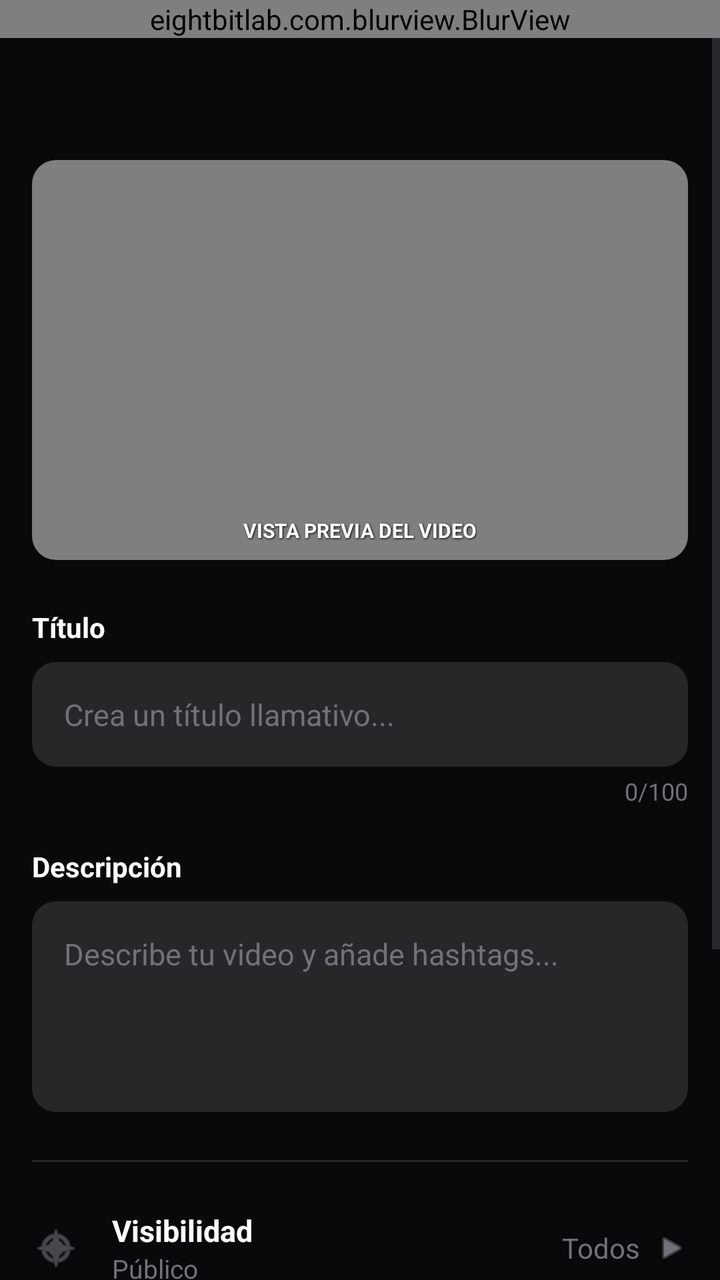
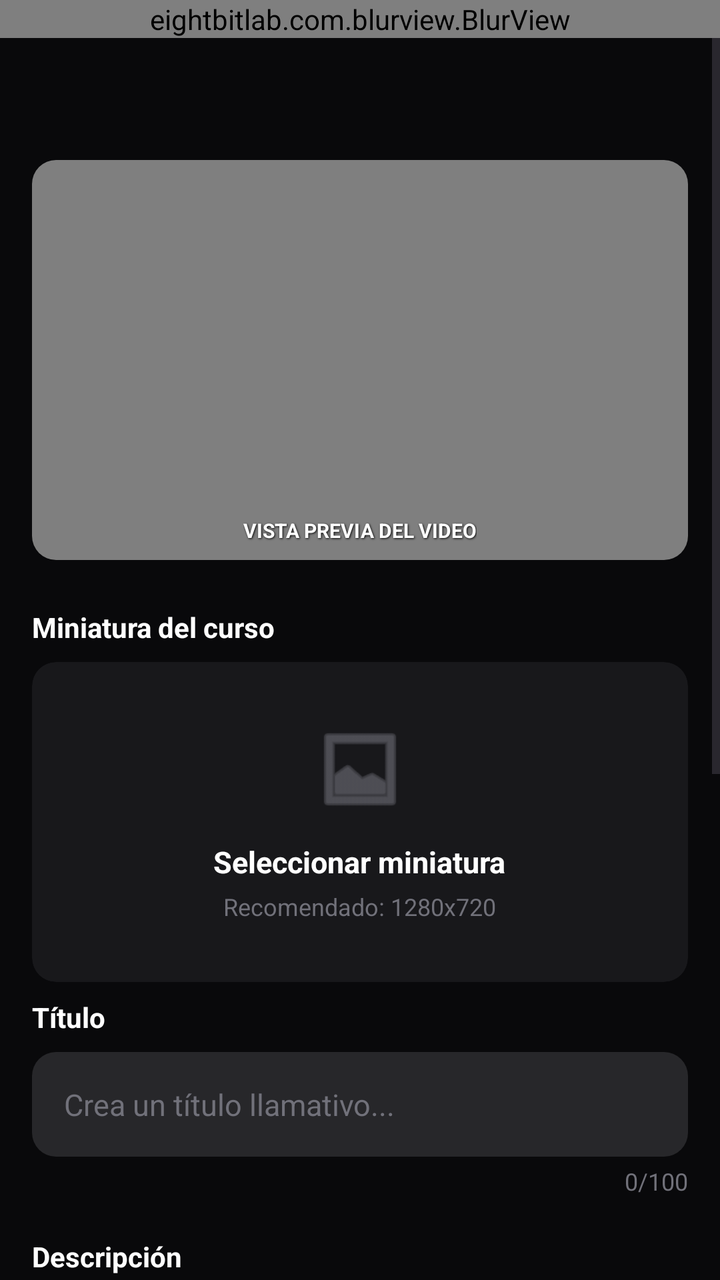

Screens rendered from an Android XML layout before and after an edit, with the pre-edit source and the edit as a unified diff.
<!-- AndroidManifest.xml: application theme Theme.CourseV -->
<!-- res/layout/fragment_video_details.xml -->
<?xml version="1.0" encoding="utf-8"?>
<androidx.constraintlayout.widget.ConstraintLayout xmlns:android="http://schemas.android.com/apk/res/android"
    xmlns:app="http://schemas.android.com/apk/res-auto"
    xmlns:tools="http://schemas.android.com/tools"
    android:layout_width="match_parent"
    android:layout_height="match_parent"
    android:background="#09090b"
    tools:context=".ui.VideoDetailsFragment">

    <ScrollView
        android:layout_width="match_parent"
        android:layout_height="match_parent"
        android:clipToPadding="false"
        app:layout_constraintTop_toTopOf="parent"
        app:layout_constraintBottom_toBottomOf="parent">

        <LinearLayout
            android:layout_width="match_parent"
            android:layout_height="wrap_content"
            android:orientation="vertical"
            android:paddingHorizontal="16dp"
            android:paddingBottom="16dp"
            android:paddingTop="80dp">

            
            <androidx.cardview.widget.CardView
                android:layout_width="match_parent"
                android:layout_height="200dp"
                app:cardCornerRadius="12dp"
                app:cardBackgroundColor="#000000"
                app:cardElevation="0dp"
                android:layout_marginBottom="24dp">
                
                <VideoView
                    android:id="@+id/videoPreview"
                    android:layout_width="match_parent"
                    android:layout_height="match_parent"
                    android:layout_gravity="center" />
                
                <TextView
                    android:layout_width="wrap_content"
                    android:layout_height="wrap_content"
                    android:text="VISTA PREVIA DEL VIDEO"
                    android:textColor="#FFFFFF"
                    android:textSize="10sp"
                    android:textStyle="bold"
                    android:layout_gravity="bottom|center_horizontal"
                    android:layout_marginBottom="8dp"
                    android:shadowColor="#000000"
                    android:shadowDx="1"
                    android:shadowDy="1"
                    android:shadowRadius="2"/>
            </androidx.cardview.widget.CardView>

            
            <TextView
                android:layout_width="wrap_content"
                android:layout_height="wrap_content"
                android:text="Título"
                android:textColor="#FFFFFF"
                android:textSize="14sp"
                android:textStyle="bold"
                android:layout_marginBottom="8dp"/>

            <EditText
                android:id="@+id/titleEditText"
                android:layout_width="match_parent"
                android:layout_height="wrap_content"
                android:background="@drawable/bg_rounded_input"
                android:hint="Crea un título llamativo..."
                android:textColorHint="#71717a"
                android:textColor="#FFFFFF"
                android:padding="16dp"
                android:textSize="15sp"
                android:inputType="textCapSentences"
                android:layout_marginBottom="4dp"/>
            
            <TextView
                android:layout_width="wrap_content"
                android:layout_height="wrap_content"
                android:text="0/100"
                android:textColor="#71717a"
                android:textSize="12sp"
                android:layout_gravity="end"
                android:layout_marginBottom="20dp"/>

            
            <TextView
                android:layout_width="wrap_content"
                android:layout_height="wrap_content"
                android:text="Descripción"
                android:textColor="#FFFFFF"
                android:textSize="14sp"
                android:textStyle="bold"
                android:layout_marginBottom="8dp"/>

            <EditText
                android:id="@+id/descriptionEditText"
                android:layout_width="match_parent"
                android:layout_height="wrap_content"
                android:background="@drawable/bg_rounded_input"
                android:hint="Describe tu video y añade hashtags..."
                android:textColorHint="#71717a"
                android:textColor="#FFFFFF"
                android:padding="16dp"
                android:textSize="15sp"
                android:gravity="top"
                android:minLines="4"
                android:inputType="textMultiLine|textCapSentences"
                android:layout_marginBottom="24dp"/>

            <View
                android:layout_width="match_parent"
                android:layout_height="1dp"
                android:background="#27272a"
                android:layout_marginBottom="24dp"/>

            
            <LinearLayout
                android:layout_width="match_parent"
                android:layout_height="wrap_content"
                android:orientation="horizontal"
                android:gravity="center_vertical"
                android:layout_marginBottom="20dp">
                
                <ImageView
                    android:layout_width="24dp"
                    android:layout_height="24dp"
                    android:src="@android:drawable/ic_menu_compass"
                    app:tint="#71717a"
                    android:layout_marginEnd="16dp"/>
                
                <LinearLayout
                    android:layout_width="0dp"
                    android:layout_height="wrap_content"
                    android:layout_weight="1"
                    android:orientation="vertical">
                    <TextView
                        android:layout_width="wrap_content"
                        android:layout_height="wrap_content"
                        android:text="Visibilidad"
                        android:textColor="#FFFFFF"
                        android:textStyle="bold"
                        android:textSize="15sp"/>
                    <TextView
                        android:layout_width="wrap_content"
                        android:layout_height="wrap_content"
                        android:text="Público"
                        android:textColor="#71717a"
                        android:textSize="13sp"/>
                </LinearLayout>
                
                <TextView
                    android:layout_width="wrap_content"
                    android:layout_height="wrap_content"
                    android:text="Todos"
                    android:textColor="#71717a"
                    android:layout_marginEnd="8dp"/>
                
                <ImageView
                    android:layout_width="16dp"
                    android:layout_height="16dp"
                    android:src="@android:drawable/ic_media_play"
                    android:rotation="0"
                    app:tint="#71717a"/>
            </LinearLayout>

            <LinearLayout
                android:layout_width="match_parent"
                android:layout_height="wrap_content"
                android:orientation="horizontal"
                android:gravity="center_vertical"
                android:layout_marginBottom="32dp">

                <ImageView
                    android:layout_width="24dp"
                    android:layout_height="24dp"
                    android:src="@android:drawable/ic_menu_mylocation"
                    app:tint="#71717a"
                    android:layout_marginEnd="16dp"/>

                <LinearLayout
                    android:layout_width="0dp"
                    android:layout_height="wrap_content"
                    android:layout_weight="1"
                    android:orientation="vertical">
                    <TextView
                        android:layout_width="wrap_content"
                        android:layout_height="wrap_content"
                        android:text="Ubicación"
                        android:textColor="#FFFFFF"
                        android:textStyle="bold"
                        android:textSize="15sp"/>
                    <TextView
                        android:layout_width="wrap_content"
                        android:layout_height="wrap_content"
                        android:text="Sin ubicación"
                        android:textColor="#71717a"
                        android:textSize="13sp"/>
                </LinearLayout>

                <ImageView
                    android:layout_width="16dp"
                    android:layout_height="16dp"
                    android:src="@android:drawable/ic_media_play"
                    app:tint="#71717a"/>
            </LinearLayout>

            
            <TextView
                android:layout_width="wrap_content"
                android:layout_height="wrap_content"
                android:text="Tipo de curso"
                android:textColor="#71717a"
                android:textSize="14sp"
                android:layout_marginBottom="12dp"/>

            <LinearLayout
                android:layout_width="match_parent"
                android:layout_height="wrap_content"
                android:orientation="horizontal"
                android:baselineAligned="false">

                
                <LinearLayout
                    android:id="@+id/optionFree"
                    android:layout_width="0dp"
                    android:layout_height="wrap_content"
                    android:layout_weight="1"
                    android:orientation="vertical"
                    android:gravity="center"
                    android:background="@drawable/bg_rounded_card_selected"
                    android:padding="16dp"
                    android:layout_marginEnd="8dp">
                    
                    <ImageView
                        android:id="@+id/iconFree"
                        android:layout_width="24dp"
                        android:layout_height="24dp"
                        android:src="@android:drawable/ic_menu_view"
                        app:tint="#3b82f6"
                        android:layout_marginBottom="8dp"/>
                    
                    <TextView
                        android:id="@+id/textFree"
                        android:layout_width="wrap_content"
                        android:layout_height="wrap_content"
                        android:text="Gratis"
                        android:textColor="#FFFFFF"
                        android:textStyle="bold"/>
                </LinearLayout>

                
                <LinearLayout
                    android:id="@+id/optionPaid"
                    android:layout_width="0dp"
                    android:layout_height="wrap_content"
                    android:layout_weight="1"
                    android:orientation="vertical"
                    android:gravity="center"
                    android:background="@drawable/bg_rounded_input"
                    android:padding="16dp"
                    android:layout_marginStart="8dp">

                    <ImageView
                        android:id="@+id/iconPaid"
                        android:layout_width="24dp"
                        android:layout_height="24dp"
                        android:src="@android:drawable/ic_menu_manage"
                        app:tint="#71717a"
                        android:layout_marginBottom="8dp"/>

                    <TextView
                        android:id="@+id/textPaid"
                        android:layout_width="wrap_content"
                        android:layout_height="wrap_content"
                        android:text="Pago"
                        android:textColor="#71717a"
                        android:textStyle="bold"/>
                </LinearLayout>

            </LinearLayout>

            
            <LinearLayout
                android:layout_width="match_parent"
                android:layout_height="wrap_content"
                android:orientation="vertical"
                android:gravity="center"
                android:layout_marginTop="16dp"
                android:visibility="gone">

                <ProgressBar
                    android:id="@+id/uploadProgressBar"
                    style="@style/Widget.AppCompat.ProgressBar.Horizontal"
                    android:layout_width="match_parent"
                    android:layout_height="wrap_content"
                    android:indeterminate="true"
                    android:progressTint="#3EA6FF"
                    android:progressBackgroundTint="#27272a"/>

                <TextView
                    android:id="@+id/uploadProgressText"
                    android:layout_width="wrap_content"
                    android:layout_height="wrap_content"
                    android:text="Subiendo..."
                    android:textColor="#71717a"
                    android:textSize="12sp"
                    android:layout_marginTop="8dp"/>

            </LinearLayout>

        </LinearLayout>
    </ScrollView>

    
    <eightbitlab.com.blurview.BlurView
        android:id="@+id/headerLayout"
        android:layout_width="match_parent"
        android:layout_height="wrap_content"
        app:blurOverlayColor="#33000000"
        app:layout_constraintTop_toTopOf="parent">

        <androidx.constraintlayout.widget.ConstraintLayout
            android:layout_width="match_parent"
            android:layout_height="wrap_content"
            android:paddingHorizontal="16dp"
            android:paddingVertical="12dp"
            android:background="@drawable/bg_liquid_glass">

            <ImageButton
                android:id="@+id/backButton"
                android:layout_width="32dp"
                android:layout_height="32dp"
                android:background="?attr/selectableItemBackgroundBorderless"
                android:src="@android:drawable/ic_menu_close_clear_cancel"
                android:contentDescription="@string/back_button_desc"
                app:tint="#FFFFFF"
                app:layout_constraintStart_toStartOf="parent"
                app:layout_constraintTop_toTopOf="parent"
                app:layout_constraintBottom_toBottomOf="parent"/>

            <TextView
                android:layout_width="wrap_content"
                android:layout_height="wrap_content"
                android:text="Agregar detalles"
                android:textColor="#FFFFFF"
                android:textSize="18sp"
                android:textStyle="bold"
                app:layout_constraintStart_toStartOf="parent"
                app:layout_constraintEnd_toEndOf="parent"
                app:layout_constraintTop_toTopOf="parent"
                app:layout_constraintBottom_toBottomOf="parent"/>

            <TextView
                android:id="@+id/nextButton"
                android:layout_width="wrap_content"
                android:layout_height="wrap_content"
                android:text="Siguiente"
                android:textColor="#3b82f6"
                android:textSize="16sp"
                android:textStyle="bold"
                android:padding="8dp"
                app:layout_constraintEnd_toEndOf="parent"
                app:layout_constraintTop_toTopOf="parent"
                app:layout_constraintBottom_toBottomOf="parent"/>

        </androidx.constraintlayout.widget.ConstraintLayout>
    </eightbitlab.com.blurview.BlurView>

</androidx.constraintlayout.widget.ConstraintLayout>
<!-- resources referenced by this layout -->
<resources>
  <!-- drawable bg_liquid_glass (drawable) -->
  <?xml version="1.0" encoding="utf-8"?>
  <shape xmlns:android="http://schemas.android.com/apk/res/android"
      android:shape="rectangle">
      
      <solid android:color="#1A09090B" />
      
      
      <gradient
          android:startColor="#26FFFFFF"
          android:centerColor="#1AFFFFFF"
          android:endColor="#05FFFFFF"
          android:angle="135"
          android:type="linear" />
          
      <corners android:radius="24dp" />
      
      
      <stroke
          android:width="1dp"
          android:color="#26FFFFFF" />
  </shape>
  <!-- drawable bg_rounded_card_selected (drawable) -->
  <?xml version="1.0" encoding="utf-8"?>
  <shape xmlns:android="http://schemas.android.com/apk/res/android">
      <solid android:color="#27272a" />
      <corners android:radius="12dp" />
      <stroke android:width="2dp" android:color="#3b82f6" />
  </shape>
  <!-- drawable bg_rounded_input (drawable) -->
  <?xml version="1.0" encoding="utf-8"?>
  <shape xmlns:android="http://schemas.android.com/apk/res/android">
      <solid android:color="#27272a" />
      <corners android:radius="12dp" />
  </shape>
  <string name="back_button_desc">Volver atrás</string>
  <style name="Theme.CourseV" parent="Base.Theme.CourseV" />
  <style name="Base.Theme.CourseV" parent="Theme.Material3.DayNight.NoActionBar">
          
          
          
          
          <item name="appBarLayoutStyle">@style/Widget.App.AppBarLayout</item>
          <item name="collapsingToolbarLayoutStyle">@style/Widget.App.CollapsingToolbar</item>
      </style>
  <style name="Widget.App.AppBarLayout" parent="Widget.Material3.AppBarLayout">
          <item name="android:background">#000000</item>
          <item name="liftOnScroll">false</item>
          <item name="elevation">0dp</item>
      </style>
  <style name="Widget.App.CollapsingToolbar" parent="Widget.Material3.CollapsingToolbar">
          <item name="android:background">#000000</item>
          <item name="contentScrim">#000000</item>
          <item name="statusBarScrim">#000000</item>
      </style>
</resources>

<!-- the commit's change to res/layout/fragment_video_details.xml (unified diff, before → after) -->
@@ -51,6 +51,80 @@
                     android:shadowDy="1"
                     android:shadowRadius="2"/>
             </androidx.cardview.widget.CardView>
+
+            
+            <TextView
+                android:layout_width="wrap_content"
+                android:layout_height="wrap_content"
+                android:text="Miniatura del curso"
+                android:textColor="#FFFFFF"
+                android:textSize="14sp"
+                android:textStyle="bold"
+                android:layout_marginBottom="8dp"/>
+
+            <androidx.cardview.widget.CardView
+                android:id="@+id/selectThumbnailButton"
+                android:layout_width="match_parent"
+                android:layout_height="160dp"
+                app:cardCornerRadius="12dp"
+                app:cardBackgroundColor="#18181b"
+                app:cardElevation="0dp"
+                android:clickable="true"
+                android:focusable="true"
+                android:foreground="?attr/selectableItemBackground"
+                android:layout_marginBottom="8dp">
+
+                <ImageView
+                    android:id="@+id/thumbnailPreview"
+                    android:layout_width="match_parent"
+                    android:layout_height="match_parent"
+                    android:scaleType="centerCrop"
+                    android:contentDescription="Vista previa de miniatura"
+                    android:visibility="gone"/>
+
+                <LinearLayout
+                    android:id="@+id/thumbnailPlaceholder"
+                    android:layout_width="match_parent"
+                    android:layout_height="match_parent"
+                    android:orientation="vertical"
+                    android:gravity="center">
+
+                    <ImageView
+                        android:layout_width="48dp"
+                        android:layout_height="48dp"
+                        android:src="@android:drawable/ic_menu_gallery"
+                        app:tint="#71717a"
+                        android:layout_marginBottom="12dp"/>
+
+                    <TextView
+                        android:layout_width="wrap_content"
+                        android:layout_height="wrap_content"
+                        android:text="Seleccionar miniatura"
+                        android:textColor="#FFFFFF"
+                        android:textSize="15sp"
+                        android:textStyle="bold"
+                        android:layout_marginBottom="4dp"/>
+
+                    <TextView
+                        android:layout_width="wrap_content"
+                        android:layout_height="wrap_content"
+                        android:text="Recomendado: 1280x720"
+                        android:textColor="#71717a"
+                        android:textSize="12sp"/>
+                </LinearLayout>
+            </androidx.cardview.widget.CardView>
+
+            <TextView
+                android:id="@+id/thumbnailSelectedText"
+                android:layout_width="wrap_content"
+                android:layout_height="wrap_content"
+                android:text="✓ Miniatura seleccionada"
+                android:textColor="#22c55e"
+                android:textSize="13sp"
+                android:drawablePadding="4dp"
+                android:layout_gravity="start"
+                android:layout_marginBottom="24dp"
+                android:visibility="gone"/>
 
             
             <TextView
@@ -368,4 +442,197 @@
         </androidx.constraintlayout.widget.ConstraintLayout>
     </eightbitlab.com.blurview.BlurView>
 
+    
+    <include
+        layout="@layout/loading_overlay_brain"
+        android:layout_width="match_parent"
+        android:layout_height="match_parent"/>
+
 </androidx.constraintlayout.widget.ConstraintLayout>
+<!-- res/layout/loading_overlay_brain.xml (included above) -->
+<?xml version="1.0" encoding="utf-8"?>
+<FrameLayout xmlns:android="http://schemas.android.com/apk/res/android"
+    xmlns:app="http://schemas.android.com/apk/res-auto"
+    android:id="@+id/loadingOverlay"
+    android:layout_width="match_parent"
+    android:layout_height="match_parent"
+    android:background="#E6000000"
+    android:clickable="true"
+    android:focusable="true"
+    android:elevation="100dp"
+    android:visibility="gone">
+
+    
+    <androidx.cardview.widget.CardView
+        android:layout_width="match_parent"
+        android:layout_height="wrap_content"
+        android:layout_gravity="center"
+        android:layout_marginHorizontal="32dp"
+        app:cardBackgroundColor="#1A1A1A"
+        app:cardCornerRadius="24dp"
+        app:cardElevation="16dp">
+
+        <LinearLayout
+            android:layout_width="match_parent"
+            android:layout_height="wrap_content"
+            android:orientation="vertical"
+            android:padding="32dp"
+            android:gravity="center">
+
+            
+            <FrameLayout
+                android:layout_width="160dp"
+                android:layout_height="160dp"
+                android:layout_marginBottom="24dp">
+
+                
+                <View
+                    android:layout_width="match_parent"
+                    android:layout_height="match_parent"
+                    android:background="@drawable/circle_shape"
+                    android:backgroundTint="#10A37F"
+                    android:alpha="0.15" />
+
+                
+                <View
+                    android:id="@+id/pulsingCircle"
+                    android:layout_width="120dp"
+                    android:layout_height="120dp"
+                    android:layout_gravity="center"
+                    android:background="@drawable/circle_shape"
+                    android:backgroundTint="#10A37F"
+                    android:alpha="0.3" />
+
+                
+                <ImageView
+                    android:id="@+id/brainIcon"
+                    android:layout_width="80dp"
+                    android:layout_height="80dp"
+                    android:layout_gravity="center"
+                    android:src="@drawable/ic_brain"
+                    app:tint="#10A37F" />
+
+                
+                <FrameLayout
+                    android:layout_width="match_parent"
+                    android:layout_height="match_parent">
+
+                    
+                    <View
+                        android:id="@+id/particle1"
+                        android:layout_width="8dp"
+                        android:layout_height="8dp"
+                        android:layout_gravity="center"
+                        android:background="@drawable/circle_shape"
+                        android:backgroundTint="#10A37F"
+                        android:alpha="0.8" />
+
+                    
+                    <View
+                        android:id="@+id/particle2"
+                        android:layout_width="6dp"
+                        android:layout_height="6dp"
+                        android:layout_gravity="center"
+                        android:background="@drawable/circle_shape"
+                        android:backgroundTint="#4CAF50"
+                        android:alpha="0.6" />
+
+                    
+                    <View
+                        android:id="@+id/particle3"
+                        android:layout_width="10dp"
+                        android:layout_height="10dp"
+                        android:layout_gravity="center"
+                        android:background="@drawable/circle_shape"
+                        android:backgroundTint="#00BCD4"
+                        android:alpha="0.7" />
+
+                    
+                    <View
+                        android:id="@+id/particle4"
+                        android:layout_width="7dp"
+                        android:layout_height="7dp"
+                        android:layout_gravity="center"
+                        android:background="@drawable/circle_shape"
+                        android:backgroundTint="#FF9800"
+                        android:alpha="0.5" />
+                </FrameLayout>
+            </FrameLayout>
+
+            
+            <TextView
+                android:id="@+id/loadingTitle"
+                android:layout_width="wrap_content"
+                android:layout_height="wrap_content"
+                android:text="Procesando Video"
+                android:textColor="#FFFFFF"
+                android:textSize="22sp"
+                android:fontFamily="sans-serif-medium"
+                android:layout_marginBottom="8dp" />
+
+            
+            <TextView
+                android:id="@+id/loadingStatus"
+                android:layout_width="wrap_content"
+                android:layout_height="wrap_content"
+                android:text="Preparando..."
+                android:textColor="#10A37F"
+                android:textSize="14sp"
+                android:fontFamily="sans-serif"
+                android:layout_marginBottom="24dp" />
+
+            
+            <ProgressBar
+                android:id="@+id/loadingProgressBar"
+                style="@style/Widget.AppCompat.ProgressBar.Horizontal"
+                android:layout_width="match_parent"
+                android:layout_height="8dp"
+                android:progressTint="#10A37F"
+                android:progressBackgroundTint="#333333"
+                android:max="100"
+                android:progress="0"
+                android:layout_marginBottom="12dp" />
+
+            
+            <LinearLayout
+                android:layout_width="match_parent"
+                android:layout_height="wrap_content"
+                android:orientation="horizontal"
+                android:gravity="center_vertical">
+
+                <TextView
+                    android:id="@+id/loadingPercentage"
+                    android:layout_width="0dp"
+                    android:layout_height="wrap_content"
+                    android:layout_weight="1"
+                    android:text="0%"
+                    android:textColor="#999999"
+                    android:textSize="13sp"
+                    android:fontFamily="sans-serif-medium" />
+
+                <TextView
+                    android:id="@+id/loadingSpeed"
+                    android:layout_width="wrap_content"
+                    android:layout_height="wrap_content"
+                    android:text="Calculando..."
+                    android:textColor="#666666"
+                    android:textSize="12sp"
+                    android:fontFamily="sans-serif" />
+            </LinearLayout>
+
+            
+            <TextView
+                android:layout_width="match_parent"
+                android:layout_height="wrap_content"
+                android:text="Procesando tu video, por favor espera..."
+                android:textColor="#666666"
+                android:textSize="12sp"
+                android:fontFamily="sans-serif"
+                android:gravity="center"
+                android:layout_marginTop="20dp"
+                android:lineSpacingExtra="2dp" />
+
+        </LinearLayout>
+    </androidx.cardview.widget.CardView>
+
+</FrameLayout>
<!-- resource entries referenced after the edit -->
@@ -35,6 +35,22 @@
       <solid android:color="#27272a" />
       <corners android:radius="12dp" />
   </shape>
+  <!-- drawable circle_shape (drawable) -->
+  <?xml version="1.0" encoding="utf-8"?>
+  <shape xmlns:android="http://schemas.android.com/apk/res/android"
+      android:shape="oval">
+      <solid android:color="#DDDDDD" />
+  </shape>
+  <!-- drawable ic_brain (drawable) -->
+  <vector xmlns:android="http://schemas.android.com/apk/res/android"
+      android:width="24dp"
+      android:height="24dp"
+      android:viewportWidth="24"
+      android:viewportHeight="24">
+      <path
+          android:fillColor="#FFFFFF"
+          android:pathData="M13,3C9.23,3 6.19,5.95 6,9.66L4.08,12.19C3.84,12.5 4.08,13 4.5,13H6V16C6,17.11 6.89,18 8,18H9V21H16V16.31C18.37,15.19 20,12.8 20,10C20,6.14 16.88,3 13,3M17,10A4,4 0 0,1 13,14C11.35,14 9.93,13.17 9.3,11.93C9.3,11.76 9.3,11.59 9.33,11.43C9.36,11.24 9.43,11.06 9.5,10.87C9.53,10.8 9.57,10.7 9.61,10.63C9.62,10.63 9.62,10.62 9.63,10.61C9.62,10.64 9.62,10.67 9.61,10.7C9.59,10.76 9.58,10.83 9.54,10.91C9.52,11 9.5,11.08 9.46,11.17C9.43,11.25 9.4,11.32 9.36,11.39C9.34,11.42 9.33,11.46 9.32,11.5C9.3,11.58 9.29,11.67 9.28,11.75C9.27,11.8 9.28,11.86 9.28,11.91C9.28,12.42 9.47,12.88 9.76,13.25C9.78,13.28 9.8,13.31 9.83,13.34C9.86,13.38 9.89,13.42 9.93,13.46C9.96,13.5 10,13.54 10.04,13.58C10.18,13.74 10.33,13.89 10.5,14C10.5,14 10.5,14 10.5,14C11.1,14.4 11.87,14.5 12.6,14.47C13.4,14.44 14.19,14.25 14.88,13.91C15.39,13.65 15.85,13.29 16.24,12.84C16.29,12.78 16.33,12.71 16.37,12.65C16.46,12.43 16.97,11.2 16.97,10.5C17,10.28 17,10.19 17,10Z" />
+  </vector>
   <string name="back_button_desc">Volver atrás</string>
   <style name="Theme.CourseV" parent="Base.Theme.CourseV" />
   <style name="Base.Theme.CourseV" parent="Theme.Material3.DayNight.NoActionBar">
